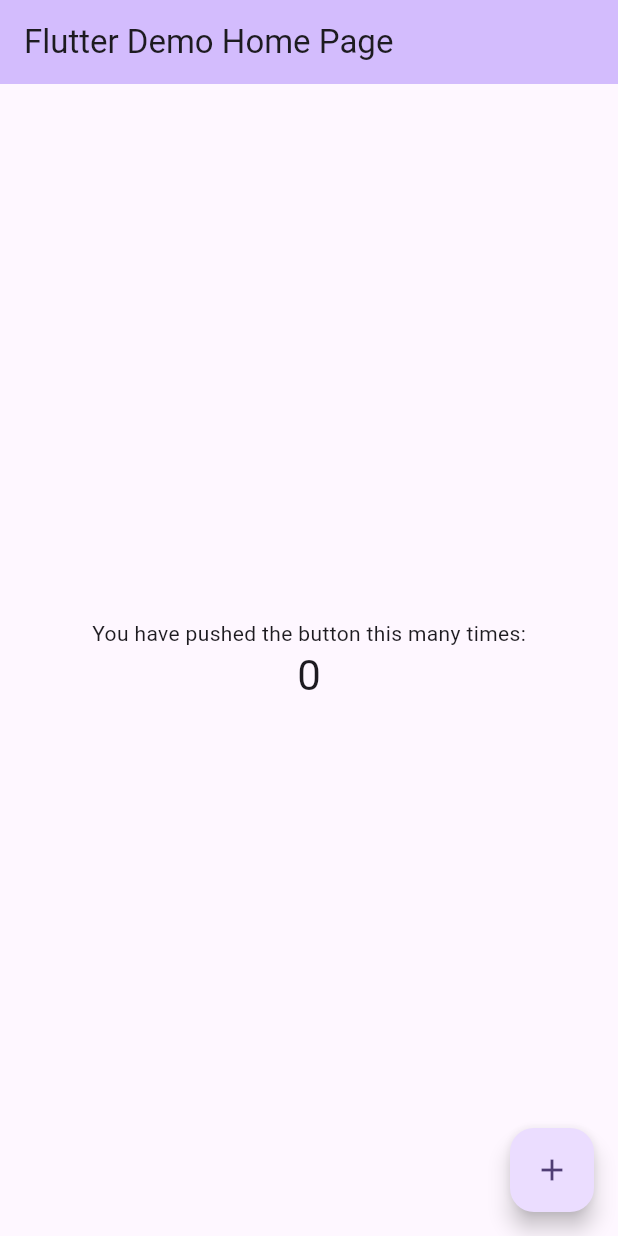
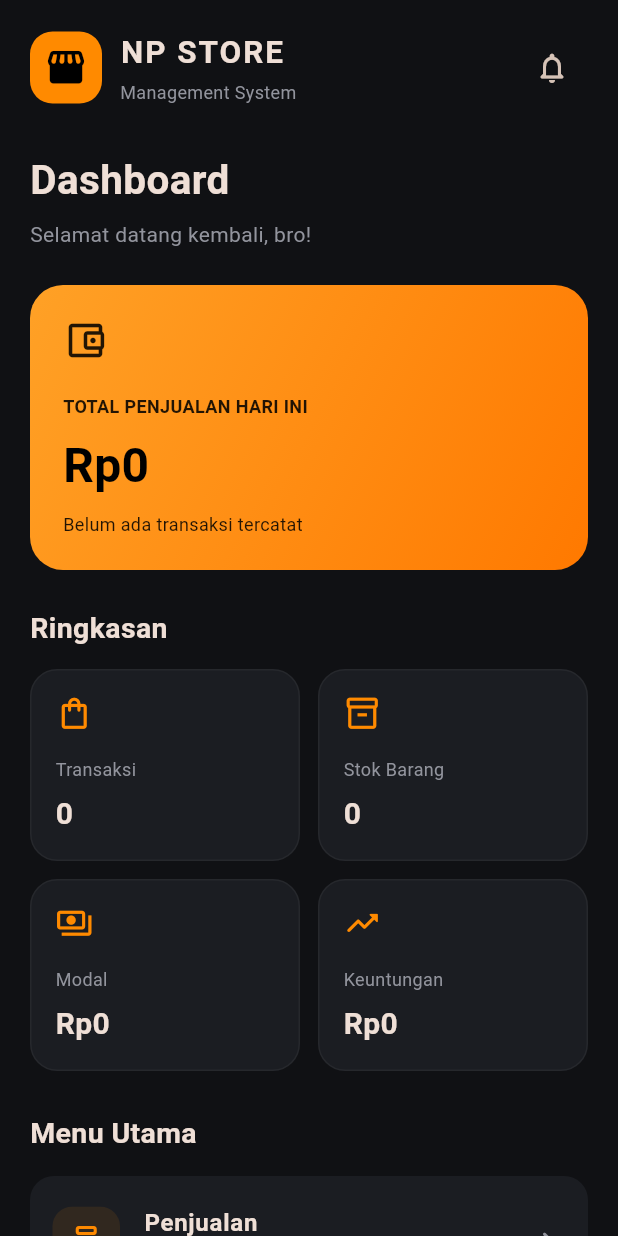
Before and after one commit to Helboy-NP/NPG, a Flutter app: the screen it shows after launch, on a phone screen of 412 x 824 dp. Run offline on Flutter 3.47's test engine with Material 3 defaults, Android fonts, the phone set to English and light mode, and no system bars.

Commit message:
Update main.dart

```diff
--- a/np_store/lib/main.dart
+++ b/np_store/lib/main.dart
@@ -1,122 +1,342 @@
 import 'package:flutter/material.dart';
 
 void main() {
-  runApp(const MyApp());
+  runApp(const NPStoreApp());
 }
 
-class MyApp extends StatelessWidget {
-  const MyApp({super.key});
+const Color bgColor = Color(0xFF101114);
+const Color cardColor = Color(0xFF1B1D22);
+const Color orangeColor = Color(0xFFFF8A00);
+const Color mutedColor = Color(0xFF92949D);
 
-  // This widget is the root of your application.
+class NPStoreApp extends StatelessWidget {
+  const NPStoreApp({super.key});
+
   @override
   Widget build(BuildContext context) {
     return MaterialApp(
-      title: 'Flutter Demo',
+      debugShowCheckedModeBanner: false,
+      title: 'NP Store',
       theme: ThemeData(
-        // This is the theme of your application.
-        //
-        // TRY THIS: Try running your application with "flutter run". You'll see
-        // the application has a purple toolbar. Then, without quitting the app,
-        // try changing the seedColor in the colorScheme below to Colors.green
-        // and then invoke "hot reload" (save your changes or press the "hot
-        // reload" button in a Flutter-supported IDE, or press "r" if you used
-        // the command line to start the app).
-        //
-        // Notice that the counter didn't reset back to zero; the application
-        // state is not lost during the reload. To reset the state, use hot
-        // restart instead.
-        //
-        // This works for code too, not just values: Most code changes can be
-        // tested with just a hot reload.
-        colorScheme: .fromSeed(seedColor: Colors.deepPurple),
+        useMaterial3: true,
+        scaffoldBackgroundColor: bgColor,
+        colorScheme: ColorScheme.fromSeed(
+          seedColor: orangeColor,
+          brightness: Brightness.dark,
         ),
-      home: const MyHomePage(title: 'Flutter Demo Home Page'),
+        fontFamily: 'Roboto',
+      ),
+      home: const DashboardPage(),
     );
   }
 }
 
-class MyHomePage extends StatefulWidget {
-  const MyHomePage({super.key, required this.title});
-
-  // This widget is the home page of your application. It is stateful, meaning
-  // that it has a State object (defined below) that contains fields that affect
-  // how it looks.
-
-  // This class is the configuration for the state. It holds the values (in this
-  // case the title) provided by the parent (in this case the App widget) and
-  // used by the build method of the State. Fields in a Widget subclass are
-  // always marked "final".
-
-  final String title;
-
-  @override
-  State<MyHomePage> createState() => _MyHomePageState();
-}
-
-class _MyHomePageState extends State<MyHomePage> {
-  int _counter = 0;
-
-  void _incrementCounter() {
-    setState(() {
-      // This call to setState tells the Flutter framework that something has
-      // changed in this State, which causes it to rerun the build method below
-      // so that the display can reflect the updated values. If we changed
-      // _counter without calling setState(), then the build method would not be
-      // called again, and so nothing would appear to happen.
-      _counter++;
-    });
-  }
+class DashboardPage extends StatelessWidget {
+  const DashboardPage({super.key});
 
   @override
   Widget build(BuildContext context) {
-    // This method is rerun every time setState is called, for instance as done
-    // by the _incrementCounter method above.
-    //
-    // The Flutter framework has been optimized to make rerunning build methods
-    // fast, so that you can just rebuild anything that needs updating rather
-    // than having to individually change instances of widgets.
     return Scaffold(
-      appBar: AppBar(
-        // TRY THIS: Try changing the color here to a specific color (to
-        // Colors.amber, perhaps?) and trigger a hot reload to see the AppBar
-        // change color while the other colors stay the same.
-        backgroundColor: Theme.of(context).colorScheme.inversePrimary,
-        // Here we take the value from the MyHomePage object that was created by
-        // the App.build method, and use it to set our appbar title.
-        title: Text(widget.title),
+      body: SafeArea(
+        child: SingleChildScrollView(
+          padding: const EdgeInsets.all(20),
+          child: Column(
+            crossAxisAlignment: CrossAxisAlignment.start,
+            children: [
+              Row(
+                children: [
+                  Container(
+                    width: 48,
+                    height: 48,
+                    decoration: BoxDecoration(
+                      color: orangeColor,
+                      borderRadius: BorderRadius.circular(15),
                     ),
-      body: Center(
-        // Center is a layout widget. It takes a single child and positions it
-        // in the middle of the parent.
+                    child: const Icon(
+                      Icons.storefront_rounded,
+                      color: Colors.black,
+                      size: 29,
+                    ),
+                  ),
+                  const SizedBox(width: 12),
+                  const Expanded(
                     child: Column(
-          // Column is also a layout widget. It takes a list of children and
-          // arranges them vertically. By default, it sizes itself to fit its
-          // children horizontally, and tries to be as tall as its parent.
-          //
-          // Column has various properties to control how it sizes itself and
-          // how it positions its children. Here we use mainAxisAlignment to
-          // center the children vertically; the main axis here is the vertical
-          // axis because Columns are vertical (the cross axis would be
-          // horizontal).
-          //
-          // TRY THIS: Invoke "debug painting" (choose the "Toggle Debug Paint"
-          // action in the IDE, or press "p" in the console), to see the
-          // wireframe for each widget.
-          mainAxisAlignment: .center,
+                      crossAxisAlignment: CrossAxisAlignment.start,
                       children: [
-            const Text('You have pushed the button this many times:'),
                         Text(
-              '$_counter',
-              style: Theme.of(context).textTheme.headlineMedium,
+                          'NP STORE',
+                          style: TextStyle(
+                            fontSize: 21,
+                            fontWeight: FontWeight.bold,
+                            letterSpacing: 1.3,
+                          ),
+                        ),
+                        SizedBox(height: 3),
+                        Text(
+                          'Management System',
+                          style: TextStyle(
+                            color: mutedColor,
+                            fontSize: 12,
+                          ),
                         ),
                       ],
                     ),
                   ),
-      floatingActionButton: FloatingActionButton(
-        onPressed: _incrementCounter,
-        tooltip: 'Increment',
-        child: const Icon(Icons.add),
+                  IconButton(
+                    onPressed: () {},
+                    icon: const Icon(Icons.notifications_none_rounded),
+                  ),
+                ],
+              ),
+              const SizedBox(height: 30),
+              const Text(
+                'Dashboard',
+                style: TextStyle(
+                  fontSize: 27,
+                  fontWeight: FontWeight.bold,
+                ),
+              ),
+              const SizedBox(height: 7),
+              const Text(
+                'Selamat datang kembali, bro!',
+                style: TextStyle(color: mutedColor, fontSize: 14),
+              ),
+              const SizedBox(height: 24),
+              Container(
+                width: double.infinity,
+                padding: const EdgeInsets.all(22),
+                decoration: BoxDecoration(
+                  gradient: const LinearGradient(
+                    colors: [Color(0xFFFFA126), Color(0xFFFF7900)],
+                    begin: Alignment.topLeft,
+                    end: Alignment.bottomRight,
+                  ),
+                  borderRadius: BorderRadius.circular(22),
+                ),
+                child: const Column(
+                  crossAxisAlignment: CrossAxisAlignment.start,
+                  children: [
+                    Icon(
+                      Icons.account_balance_wallet_outlined,
+                      color: Colors.black87,
+                      size: 30,
+                    ),
+                    SizedBox(height: 20),
+                    Text(
+                      'TOTAL PENJUALAN HARI INI',
+                      style: TextStyle(
+                        color: Colors.black87,
+                        fontSize: 12,
+                        fontWeight: FontWeight.w600,
+                      ),
+                    ),
+                    SizedBox(height: 8),
+                    Text(
+                      'Rp0',
+                      style: TextStyle(
+                        color: Colors.black,
+                        fontSize: 32,
+                        fontWeight: FontWeight.bold,
+                      ),
+                    ),
+                    SizedBox(height: 8),
+                    Text(
+                      'Belum ada transaksi tercatat',
+                      style: TextStyle(color: Colors.black87, fontSize: 12),
+                    ),
+                  ],
+                ),
+              ),
+              const SizedBox(height: 25),
+              const Text(
+                'Ringkasan',
+                style: TextStyle(fontSize: 19, fontWeight: FontWeight.bold),
+              ),
+              const SizedBox(height: 14),
+              const Row(
+                children: [
+                  Expanded(
+                    child: SummaryCard(
+                      icon: Icons.shopping_bag_outlined,
+                      title: 'Transaksi',
+                      value: '0',
+                    ),
+                  ),
+                  SizedBox(width: 12),
+                  Expanded(
+                    child: SummaryCard(
+                      icon: Icons.inventory_2_outlined,
+                      title: 'Stok Barang',
+                      value: '0',
+                    ),
+                  ),
+                ],
+              ),
+              const SizedBox(height: 12),
+              const Row(
+                children: [
+                  Expanded(
+                    child: SummaryCard(
+                      icon: Icons.payments_outlined,
+                      title: 'Modal',
+                      value: 'Rp0',
+                    ),
+                  ),
+                  SizedBox(width: 12),
+                  Expanded(
+                    child: SummaryCard(
+                      icon: Icons.trending_up_rounded,
+                      title: 'Keuntungan',
+                      value: 'Rp0',
+                    ),
+                  ),
+                ],
+              ),
+              const SizedBox(height: 28),
+              const Text(
+                'Menu Utama',
+                style: TextStyle(fontSize: 19, fontWeight: FontWeight.bold),
+              ),
+              const SizedBox(height: 15),
+              const FeatureTile(
+                icon: Icons.point_of_sale_rounded,
+                title: 'Penjualan',
+                subtitle: 'Catat transaksi penjualan HP',
+              ),
+              const FeatureTile(
+                icon: Icons.inventory_2_rounded,
+                title: 'Persediaan',
+                subtitle: 'Kelola stok dan barang masuk',
+              ),
+              const FeatureTile(
+                icon: Icons.price_change_rounded,
+                title: 'Daftar Harga',
+                subtitle: 'Atur harga modal dan harga jual',
+              ),
+              const FeatureTile(
+                icon: Icons.receipt_long_rounded,
+                title: 'Nota & Garansi',
+                subtitle: 'Buat nota dan kartu garansi',
+              ),
+              const FeatureTile(
+                icon: Icons.bar_chart_rounded,
+                title: 'Laporan',
+                subtitle: 'Lihat riwayat dan laporan transaksi',
+              ),
+              const SizedBox(height: 25),
+              const Center(
+                child: Text(
+                  'NP Store • Versi 1.0.0',
+                  style: TextStyle(color: mutedColor, fontSize: 12),
+                ),
+              ),
+            ],
+          ),
+        ),
       ),
     );
   }
 }
+
+class SummaryCard extends StatelessWidget {
+  final IconData icon;
+  final String title;
+  final String value;
+
+  const SummaryCard({
+    super.key,
+    required this.icon,
+    required this.title,
+    required this.value,
+  });
+
+  @override
+  Widget build(BuildContext context) {
+    return Container(
+      padding: const EdgeInsets.all(16),
+      decoration: BoxDecoration(
+        color: cardColor,
+        borderRadius: BorderRadius.circular(18),
+        border: Border.all(color: Colors.white.withAlpha(12)),
+      ),
+      child: Column(
+        crossAxisAlignment: CrossAxisAlignment.start,
+        children: [
+          Icon(icon, color: orangeColor, size: 25),
+          const SizedBox(height: 16),
+          Text(
+            title,
+            style: const TextStyle(color: mutedColor, fontSize: 12),
+          ),
+          const SizedBox(height: 7),
+          Text(
+            value,
+            style: const TextStyle(fontSize: 20, fontWeight: FontWeight.bold),
+          ),
+        ],
+      ),
+    );
+  }
+}
+
+class FeatureTile extends StatelessWidget {
+  final IconData icon;
+  final String title;
+  final String subtitle;
+
+  const FeatureTile({
+    super.key,
+    required this.icon,
+    required this.title,
+    required this.subtitle,
+  });
+
+  @override
+  Widget build(BuildContext context) {
+    return Container(
+      margin: const EdgeInsets.only(bottom: 11),
+      decoration: BoxDecoration(
+        color: cardColor,
+        borderRadius: BorderRadius.circular(16),
+      ),
+      child: ListTile(
+        contentPadding: const EdgeInsets.symmetric(
+          horizontal: 15,
+          vertical: 7,
+        ),
+        leading: Container(
+          width: 45,
+          height: 45,
+          decoration: BoxDecoration(
+            color: orangeColor.withAlpha(25),
+            borderRadius: BorderRadius.circular(13),
+          ),
+          child: Icon(icon, color: orangeColor),
+        ),
+        title: Text(
+          title,
+          style: const TextStyle(fontWeight: FontWeight.w600),
+        ),
+        subtitle: Padding(
+          padding: const EdgeInsets.only(top: 5),
+          child: Text(
+            subtitle,
+            style: const TextStyle(color: mutedColor, fontSize: 11),
+          ),
+        ),
+        trailing: const Icon(
+          Icons.chevron_right_rounded,
+          color: mutedColor,
+        ),
+        onTap: () {
+          ScaffoldMessenger.of(context).showSnackBar(
+            SnackBar(
+              content: Text('$title akan kita bangun berikutnya.'),
+              duration: const Duration(seconds: 2),
+            ),
+          );
+        },
+      ),
+    );
+  }
+}
```
Lines whose indentation alone changed are shown as unchanged.
